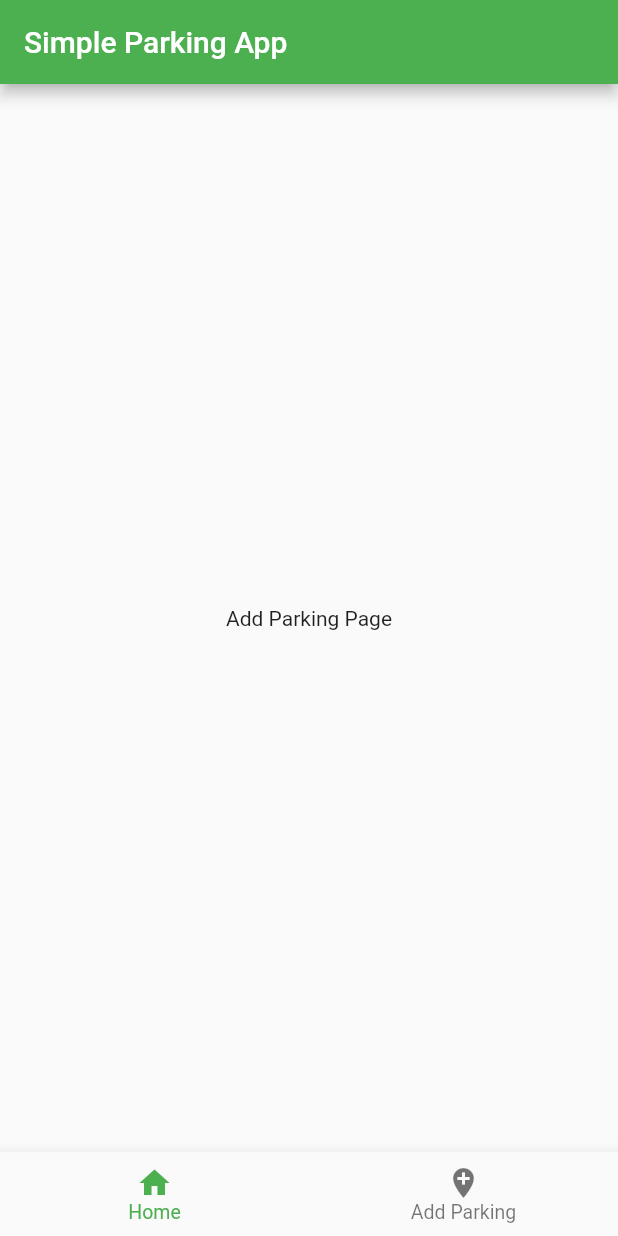
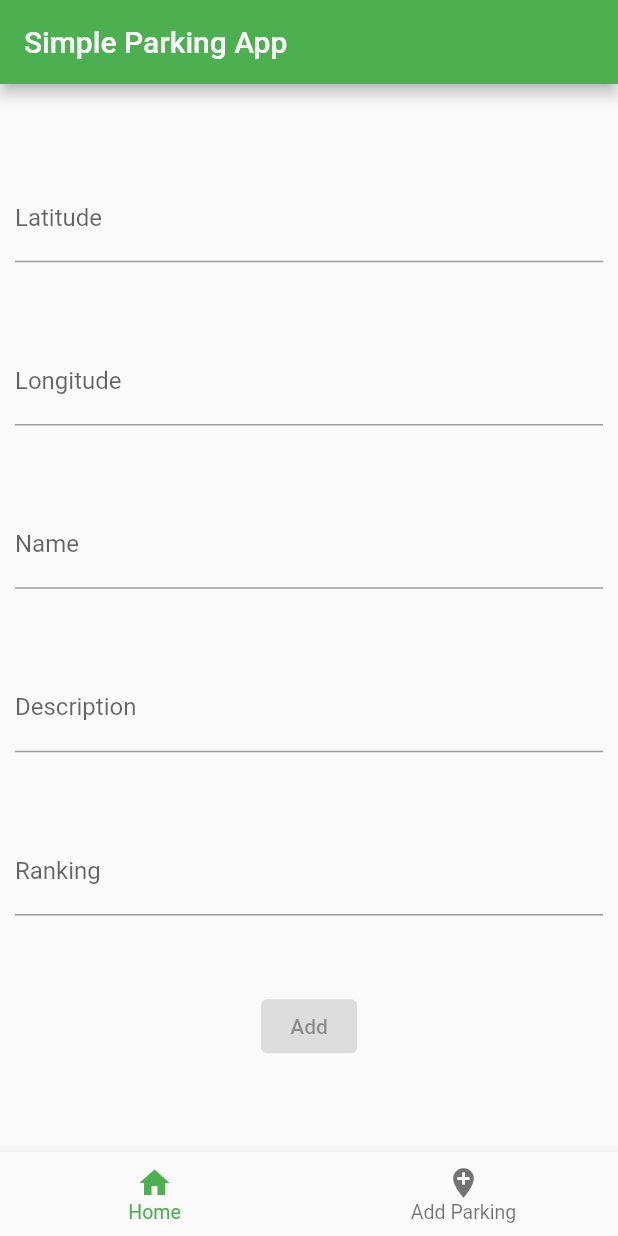
Before and after one commit to MKamil99/ParkingApp, a Flutter app: the screen it shows after launch, swiped to page 2, on a phone screen of 412 x 824 dp. Run offline on Flutter 3.47's test engine with Material 2 defaults, Android fonts, the phone set to English and light mode, and no system bars; our stand-ins replace moor_flutter; generated files the repository leaves out were written again.

Commit message:
Added basic view in Add Parking Page
Added some Text Fields in Add Parking Page so user can insert longitude, latitude, name, description and ranking. The data is not added to database yet.

```diff
--- a/lib/pages/add_parking_page.dart
+++ b/lib/pages/add_parking_page.dart
@@ -1,4 +1,5 @@
 import 'package:flutter/material.dart';
+import 'package:flutter/services.dart';
 
 class AddParkingPage extends StatefulWidget {
   const AddParkingPage({Key? key}) : super(key: key);
@@ -8,12 +9,84 @@ class AddParkingPage extends StatefulWidget {
 }
 
 class _AddParkingPageState extends State<AddParkingPage> with AutomaticKeepAliveClientMixin {
+  // Data:
+  double? latitude;
+  double? longitude;
+  String? name;
+  String? description;
+  int? ranking;
+  bool canAdd() => latitude != null && longitude != null && name != null && name!.isNotEmpty;
+
   @override
   Widget build(BuildContext context) {
     super.build(context);
     return Scaffold(
-      body: Center(child: Text('Add Parking Page')),
+      body: Center(
+          child: Padding(
+            padding: const EdgeInsets.all(10.0),
+            child: Column(
+              mainAxisAlignment: MainAxisAlignment.spaceEvenly,
+              children: [
+                // Just integers (for now):
+                TextField(
+                  decoration: InputDecoration(labelText: "Latitude"),
+                  keyboardType: TextInputType.number,
+                  inputFormatters: <TextInputFormatter>[
+                    FilteringTextInputFormatter.digitsOnly
+                  ],
+                  onChanged: (str) {
+                    setState(() {
+                      latitude = str.length > 0 ? double.parse(str) : null;
+                    });
+                  },
+                ),
+                TextField(
+                  decoration: InputDecoration(labelText: "Longitude"),
+                  keyboardType: TextInputType.number,
+                  inputFormatters: <TextInputFormatter>[
+                    FilteringTextInputFormatter.digitsOnly
+                  ],
+                  onChanged: (str) {
+                    setState(() {
+                      longitude = str.length > 0 ? double.parse(str) : null;
+                    });
+                  },
+                ),
+                TextField(
+                  decoration: InputDecoration(labelText: "Name"),
+                  onChanged: (str) { setState(() { name = str; }); },
+                ),
+                TextField(
+                  decoration: InputDecoration(labelText: "Description"),
+                  onChanged: (str) { setState(() { description = str; }); },
+                ),
+                TextField(
+                  decoration: InputDecoration(labelText: "Ranking"),
+                  keyboardType: TextInputType.number,
+                  inputFormatters: <TextInputFormatter>[
+                    FilteringTextInputFormatter.digitsOnly
+                  ],
+                  onChanged: (str) {
+                    setState(() {
+                      ranking  = str.length > 0 ? int.parse(str) : null;
+                    });
+                  },
+                ),
+                ElevatedButton(
+                  // Null makes the button disable:
+                  onPressed: canAdd() ? () => addLocation() : null,
+                  child: Text("Add"),
+                ),
+              ],
+            ),
+          )
+      ),
     );
+  }
+
+  // Adding parking location to database:
+  void addLocation() {
+
   }
 
   // Making sure that state will not be lost after changing page:
```
